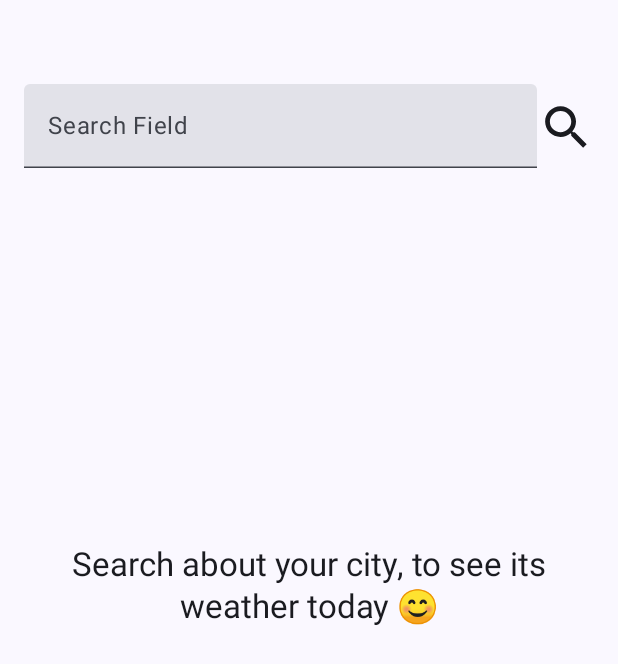
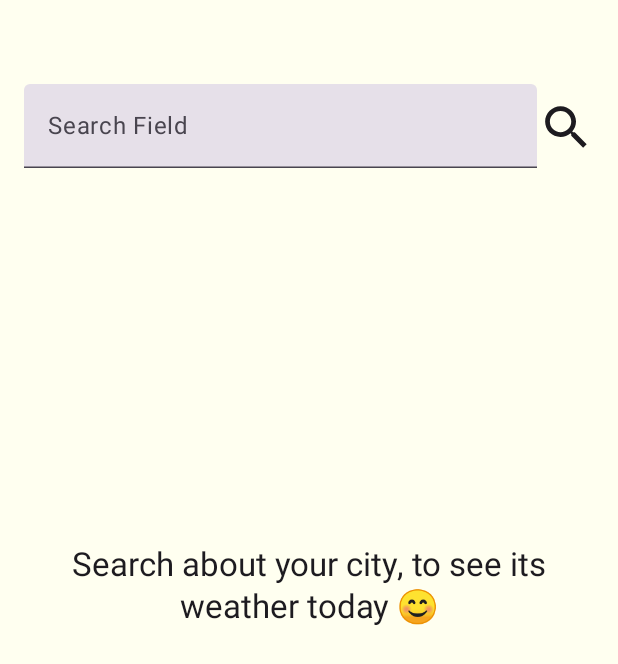
Before and after one commit to Passant-Hatem/WeatherHub, an Android app built with Jetpack Compose: the screen it shows after launch (MainActivity), on a phone screen of 412 x 824 dp. Shown: the top 664 px of the screen. Run offline under Robolectric (Android 15) with nearby library versions, the phone set to English and light mode, and no system bars; our stand-ins replace Dagger/Hilt's generated code; libraries missing offline, so code that uses them is left out: com.jakewharton.retrofit2.

Commit message:
Feat: implement light/dark themes

```diff
--- a/app/src/main/java/com/example/weatherhub/core/presentaion/theme/Theme.kt
+++ b/app/src/main/java/com/example/weatherhub/core/presentaion/theme/Theme.kt
@@ -1,6 +1,5 @@
 package com.example.weatherhub.core.presentaion.theme
 
-import android.os.Build
 import androidx.compose.foundation.isSystemInDarkTheme
 import androidx.compose.foundation.layout.Box
 import androidx.compose.foundation.layout.WindowInsets
@@ -9,39 +8,35 @@ import androidx.compose.foundation.layout.padding
 import androidx.compose.material3.MaterialTheme
 import androidx.compose.material3.Scaffold
 import androidx.compose.material3.darkColorScheme
-import androidx.compose.material3.dynamicDarkColorScheme
-import androidx.compose.material3.dynamicLightColorScheme
 import androidx.compose.material3.lightColorScheme
 import androidx.compose.runtime.Composable
 import androidx.compose.ui.Modifier
 import androidx.compose.ui.graphics.Color
-import androidx.compose.ui.platform.LocalContext
 import com.example.weatherhub.core.presentaion.components.AppbarPlaceHolder
 
-
-// fixme: color scheme
+private val LightColorScheme = lightColorScheme(
+    primary = Color(0xFF87CEEB), // Soft blue
+    secondary = Color(0xFFFFD700), // Gentle yellow
+    tertiary = Color(0xFF98FB98), // Soft green
+    background = Color(0xFFFFFFF0), // Off-white
+    surface = Color(0xFFFFFFFF), // White
+    onPrimary = Color(0xFF003366), // Navy blue
+    onSecondary = Color(0xFFFF8C00), // Dark orange
+    onTertiary = Color(0xFF228B22) // Forest green
+)
 
 private val DarkColorScheme = darkColorScheme(
-    primary = Purple80,
-    secondary = PurpleGrey80,
-    tertiary = Pink80
+    primary = Color(0xFF1E3A8A), // Deep navy
+    secondary = Color(0xFFFFB74D), // Muted amber
+    tertiary = Color(0xFF008080), // Teal blue
+    background = Color(0xFF121212), // Charcoal gray
+    surface = Color(0xFF1F1F1F), // Dark gray
+    onPrimary = Color(0xFFD1D5DB), // Light gray
+    onSecondary = Color(0xFFFFD700), // Golden yellow
+    onTertiary = Color(0xFFE0FFFF) // Light cyan
 )
 
-private val LightColorScheme = lightColorScheme(
-    primary = Purple40,
-    secondary = PurpleGrey40,
-    tertiary = Pink40
 
-    /* Other default colors to override
-    background = Color(0xFFFFFBFE),
-    surface = Color(0xFFFFFBFE),
-    onPrimary = Color.White,
-    onSecondary = Color.White,
-    onTertiary = Color.White,
-    onBackground = Color(0xFF1C1B1F),
-    onSurface = Color(0xFF1C1B1F),
-    */
-)
 
 @Composable
 fun WeatherHubTheme(
@@ -50,15 +45,7 @@ fun WeatherHubTheme(
     dynamicColor: Boolean = true,
     content: @Composable () -> Unit
 ) {
-    val colorScheme = when {
-        dynamicColor && Build.VERSION.SDK_INT >= Build.VERSION_CODES.S -> {
-            val context = LocalContext.current
-            if (darkTheme) dynamicDarkColorScheme(context) else dynamicLightColorScheme(context)
-        }
-
-        darkTheme -> DarkColorScheme
-        else -> LightColorScheme
-    }
+    val colorScheme = if (darkTheme) DarkColorScheme else LightColorScheme
 
     MaterialTheme(
         colorScheme = colorScheme,
```
